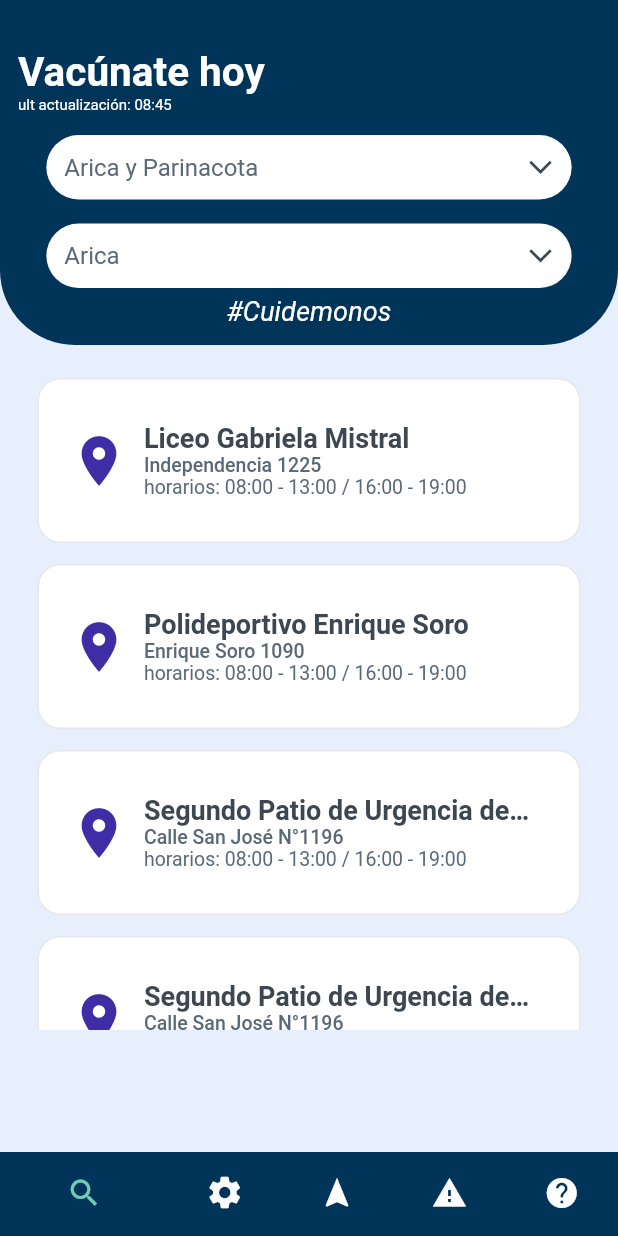
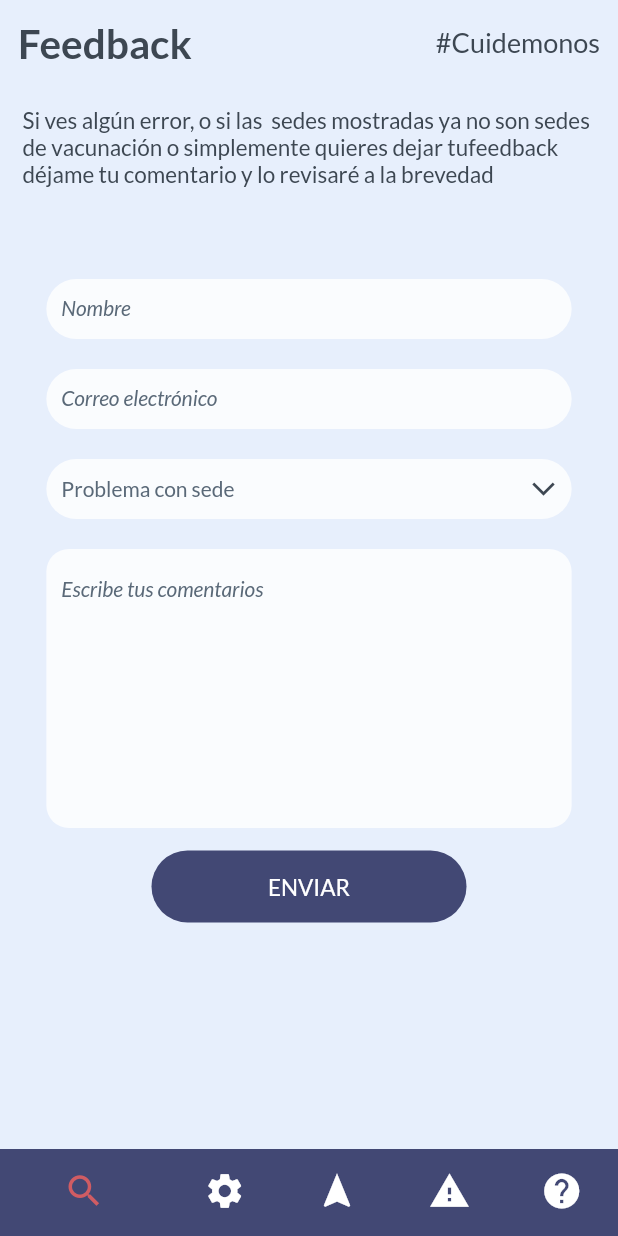
Before and after one commit to jpablomartinez/EdvaApp, a Flutter app: the screen it shows after launch, on a phone screen of 412 x 824 dp. Run offline on Flutter 3.47's test engine with Material 2 defaults, Android fonts, the phone set to English and light mode, and no system bars; our stand-ins replace font_awesome_flutter, google_fonts.

Commit message:
update ux/ui, adding feedback view and fix find places view

```diff
--- /dev/null
+++ b/lib/Components/header.dart
@@ -0,0 +1,35 @@
+import 'package:edva/Utils/colors.dart';
+import 'package:flutter/material.dart';
+import 'package:google_fonts/google_fonts.dart';
+
+class Header extends StatelessWidget{
+
+  final String title;
+  final String? subtitle;
+
+  const Header({Key? key, required this.title, this.subtitle}) : super(key: key);
+
+  @override
+  Widget build(BuildContext context) {
+    return Container(
+      padding: const EdgeInsets.all(12),
+      child: Row(
+        mainAxisAlignment: MainAxisAlignment.spaceBetween,
+        children: [
+          Column(
+            crossAxisAlignment: CrossAxisAlignment.start,
+            children: [
+              Text(title, style: GoogleFonts.lato(textStyle: const TextStyle(color: EdvaColors.mineralGreen, fontSize: 27, fontWeight: FontWeight.bold))),
+              subtitle != null ?
+              Text(subtitle!, style: GoogleFonts.lato(textStyle: const TextStyle(color: EdvaColors.mineralGreen, fontSize: 14, fontWeight: FontWeight.w400)))
+              :
+              Container()
+            ],
+          ),
+          Text('#Cuidemonos', style: GoogleFonts.lato(textStyle: const TextStyle(color: EdvaColors.mineralGreen, fontSize: 18, fontWeight: FontWeight.w500)))
+        ],
+      ),
+    );
+  }
+
+}
--- a/lib/Components/place_card.dart
+++ b/lib/Components/place_card.dart
@@ -2,6 +2,7 @@ import 'package:edva/Models/place.dart';
 import 'package:edva/Utils/colors.dart';
 import 'package:flutter/material.dart';
 import 'package:font_awesome_flutter/font_awesome_flutter.dart';
+import 'package:google_fonts/google_fonts.dart';
 
 class PlaceCard extends StatelessWidget{
 
@@ -26,7 +27,7 @@ class PlaceCard extends StatelessWidget{
               margin: const EdgeInsets.symmetric(horizontal: 10),
               width: 40,
               height: 40,
-              child: const Icon(Icons.location_on, color: EdvaColors.apple, size: 40) //const FaIcon(FontAwesomeIcons.gps, color: EdvaColors.apple),
+              child: const Icon(Icons.location_on, color: EdvaColors.deYork, size: 40) //const FaIcon(FontAwesomeIcons.gps, color: EdvaColors.apple),
           ),
           Flexible(
             child: Column(
@@ -36,10 +37,10 @@ class PlaceCard extends StatelessWidget{
                 Text(
                   place.name,
                   overflow: TextOverflow.ellipsis,
-                  style: const TextStyle(color: EdvaColors.mineralGreen, fontSize: 18, fontWeight: FontWeight.bold),
+                  style: GoogleFonts.lato(textStyle: const TextStyle(color: EdvaColors.mineralGreen, fontSize: 18, fontWeight: FontWeight.bold))
                 ),
-                Text(place.address, style: const TextStyle(color: EdvaColors.como, fontSize: 13, fontWeight: FontWeight.w500)),
-                const Text('horarios: 08:00 - 13:00 / 16:00 - 19:00', style: TextStyle(color: EdvaColors.como, fontSize: 13, fontWeight: FontWeight.w400))
+                Text(place.address, style: GoogleFonts.lato(textStyle: const TextStyle(color: EdvaColors.como, fontSize: 13, fontWeight: FontWeight.w500))),
+                Text('horarios: 08:00 - 13:00 / 16:00 - 19:00', style: GoogleFonts.lato(textStyle: const TextStyle(color: EdvaColors.como, fontSize: 13, fontWeight: FontWeight.w400)))
               ],
             ),
           ),
--- /dev/null
+++ b/lib/Screens/feedback.dart
@@ -0,0 +1,150 @@
+import 'package:edva/Components/header.dart';
+import 'package:edva/Screens/layout.dart';
+import 'package:edva/Utils/colors.dart';
+import 'package:flutter/material.dart';
+import 'package:google_fonts/google_fonts.dart';
+import 'dart:math' as math;
+
+class UserFeedback extends StatefulWidget {
+
+  const UserFeedback({Key? key}) : super(key: key);
+
+  @override
+  _Feedback createState()=> _Feedback();
+
+}
+
+class _Feedback extends State<UserFeedback>{
+
+  final TextEditingController nameController = TextEditingController();
+  final TextEditingController emailController = TextEditingController();
+  final TextEditingController comments = TextEditingController();
+  String feedbackType = 'Problema con sede';
+
+  @override
+  Widget build(BuildContext context) {
+    Size size = MediaQuery.of(context).size;
+    return Layout(
+      header: const Header(
+        title: 'Feedback',
+      ),
+      child: Column(
+        children: [
+          Container(
+            height: 100,
+            padding: const EdgeInsets.all(15),
+            child: Text(
+              'Si ves algún error, o si las  sedes mostradas ya no son sedes de vacunación o simplemente quieres dejar tufeedback déjame tu comentario y lo revisaré a la brevedad',
+              style: GoogleFonts.lato(textStyle: const TextStyle(color: EdvaColors.mineralGreen, fontWeight: FontWeight.w400, fontSize: 15)),
+              softWrap: true,
+            ),
+          ),
+          const SizedBox(height: 20),
+          Container(
+            height: 40,
+            width: size.width*0.85,
+            margin: const EdgeInsets.symmetric(vertical: 10),
+            decoration: BoxDecoration(
+              color: Colors.white.withOpacity(0.80),
+              borderRadius: BorderRadius.circular(50)
+            ),
+            padding: const EdgeInsets.symmetric(vertical: 5, horizontal: 10),
+            child: TextField(
+              controller: nameController,
+              decoration: InputDecoration(
+                border: InputBorder.none,
+                hintText: 'Nombre',
+                hintStyle: GoogleFonts.lato(textStyle: const TextStyle(color: EdvaColors.como, fontSize: 14, fontStyle: FontStyle.italic))
+              ),
+            ),
+          ),
+          Container(
+            height: 40,
+            width: size.width*0.85,
+            margin: const EdgeInsets.symmetric(vertical: 10),
+            decoration: BoxDecoration(
+                color: Colors.white.withOpacity(0.80),
+                borderRadius: BorderRadius.circular(50)
+            ),
+            padding: const EdgeInsets.symmetric(vertical: 5, horizontal: 10),
+            child: TextField(
+              controller: emailController,
+              decoration: InputDecoration(
+                  border: InputBorder.none,
+                  hintText: 'Correo electrónico',
+                  hintStyle: GoogleFonts.lato(textStyle: const TextStyle(color: EdvaColors.como, fontSize: 14, fontStyle: FontStyle.italic))
+              ),
+            ),
+          ),
+          Container(
+            height: 40,
+            width: size.width*0.85,
+            margin: const EdgeInsets.symmetric(vertical: 10),
+            decoration: BoxDecoration(
+                color: Colors.white.withOpacity(0.80),
+                borderRadius: BorderRadius.circular(50)
+            ),
+            padding: const EdgeInsets.symmetric(vertical: 5, horizontal: 10),
+            child: DropdownButton<String>(
+              isExpanded: true,
+              underline: Container(),
+              icon: Transform.rotate(
+                angle: math.pi/2,
+                child: const Icon(Icons.arrow_forward_ios_outlined, color: EdvaColors.mineralGreen, size: 18),
+              ),
+              value: feedbackType,
+              items: ['Problema con sede', 'Error', 'Otro'].map<DropdownMenuItem<String>>((String value){
+                return DropdownMenuItem<String>(
+                    value: value,
+                    child: Text(value, style: GoogleFonts.lato(textStyle: const TextStyle(color: EdvaColors.como, fontSize: 14)))
+                );
+              }).toList(),
+              hint: Text('Feedback', style: GoogleFonts.lato(textStyle: const TextStyle(color: EdvaColors.como, fontStyle: FontStyle.italic, fontSize: 14))),
+              onChanged: (dynamic value){
+                setState(() {
+                  feedbackType = value;
+                });
+              },
+            )
+          ),
+          Container(
+            width: size.width*0.85,
+            margin: const EdgeInsets.symmetric(vertical: 10),
+            decoration: BoxDecoration(
+                color: Colors.white.withOpacity(0.80),
+                borderRadius: BorderRadius.circular(15)
+            ),
+            padding: const EdgeInsets.symmetric(vertical: 5, horizontal: 10),
+            child: TextField(
+              controller: emailController,
+              decoration: InputDecoration(
+                  border: InputBorder.none,
+                  hintText: 'Escribe tus comentarios',
+                  hintStyle: GoogleFonts.lato(textStyle: const TextStyle(color: EdvaColors.como, fontSize: 14, fontStyle: FontStyle.italic))
+              ),
+              maxLines: 8,
+            ),
+          ),
+          const SizedBox(height: 5),
+          Center(
+            child: GestureDetector(
+              onTap: (){},
+              child: Container(
+                height: 48,
+                width: 210,
+                decoration: BoxDecoration(
+                  color: EdvaColors.killarney,
+                  borderRadius: BorderRadius.circular(50)
+                ),
+                child: Center(
+                  child: Text('ENVIAR', style: GoogleFonts.lato(textStyle: const TextStyle(color: Colors.white, fontSize: 15, fontWeight: FontWeight.w500)),),
+                ),
+              ),
+            ),
+          )
+        ],
+      ),
+    );
+  }
+
+}
--- /dev/null
+++ b/lib/Screens/layout.dart
@@ -0,0 +1,70 @@
+import 'package:edva/Utils/colors.dart';
+import 'package:flutter/material.dart';
+
+class Layout extends StatefulWidget{
+
+  final Widget child;
+  final Widget header;
+  const Layout({Key? key, required this.header, required this.child}) : super(key: key);
+
+  @override
+  _Layout createState()=> _Layout();
+
+}
+
+class _Layout extends State<Layout>{
+
+  @override
+  Widget build(BuildContext context) {
+    return Scaffold(
+      body: SafeArea(
+        child: Container(
+          //margin: const EdgeInsets.symmetric(vertical: 10, horizontal: 15),
+          //padding: const EdgeInsets.symmetric(vertical: 10, horizontal: 15),
+          color: EdvaColors.whiteIce,
+          child: Column(
+            children: [
+              widget.header,
+              widget.child
+            ],
+          )
+        ),
+      ),
+      bottomNavigationBar: BottomNavigationBar(
+        elevation: 0,
+        showSelectedLabels: false,
+        showUnselectedLabels: false,
+        items: const <BottomNavigationBarItem>[
+          BottomNavigationBarItem(
+              icon: Icon(Icons.search, color: EdvaColors.chestnutRose, size: 28),
+              backgroundColor: EdvaColors.killarney,
+              label: 'places',
+          ),
+          BottomNavigationBarItem(
+              icon: Icon(Icons.settings, color: Colors.white, size: 28),
+              backgroundColor: EdvaColors.killarney,
+              label: 'settings'
+          ),
+          BottomNavigationBarItem(
+              icon: Icon(Icons.navigation, color: Colors.white, size: 28),
+              backgroundColor: EdvaColors.killarney,
+              label: 'navigation'
+          ),
+          BottomNavigationBarItem(
+              icon: Icon(Icons.report_problem, color: Colors.white, size: 28),
+              backgroundColor: EdvaColors.killarney,
+              label: 'report'
+          ),
+          BottomNavigationBarItem(
+              icon: Icon(Icons.help, color: Colors.white, size: 28),
+              backgroundColor: EdvaColors.killarney,
+              label: 'help'
+          ),
+        ],
+        currentIndex: 0,
+        selectedItemColor: EdvaColors.chestnutRose,
+      ),
+    );
+  }
+
+}
--- a/lib/Utils/colors.dart
+++ b/lib/Utils/colors.dart
@@ -9,4 +9,7 @@ class EdvaColors {
   static const mineralGreen = Color(0xff3D4752);
   static const como = Color(0xff5A6978);
   static const grayNurse = Color(0xffE5E8EC);
+  static const killarney = Color(0xff424874);
+  static const chestnutRose = Color(0xffD05C63);
+  static const deYork = Color(0xff6886C5);
 }
--- a/lib/Utils/router.dart
+++ b/lib/Utils/router.dart
@@ -1,4 +1,5 @@
 import 'package:edva/Screens/find_places.dart';
+import 'package:edva/Screens/feedback.dart';
 import 'package:flutter/material.dart';
 import 'package:edva/Utils/route_side_transition.dart';
 
@@ -8,7 +9,7 @@ class RouterGenerator {
     final args = settings.arguments;
     switch(settings.name){
       case '/':
-        return RouteSideTransition(widget: const FindPlaces(), settings: settings);
+        return RouteSideTransition(widget: UserFeedback(), settings: settings);
       default:
         return RouteSideTransition(widget: Container(), settings: settings);
     }
```
Also changed, not shown: lib/Screens/find_places.dart (+96 -38 lines), lib/Screens/Help.dart (deleted), lib/Screens/Home.dart (deleted), lib/Screens/Settings.dart (deleted), lib/Screens/help.dart (added), lib/Screens/home.dart (added), lib/Screens/settings.dart (added).
